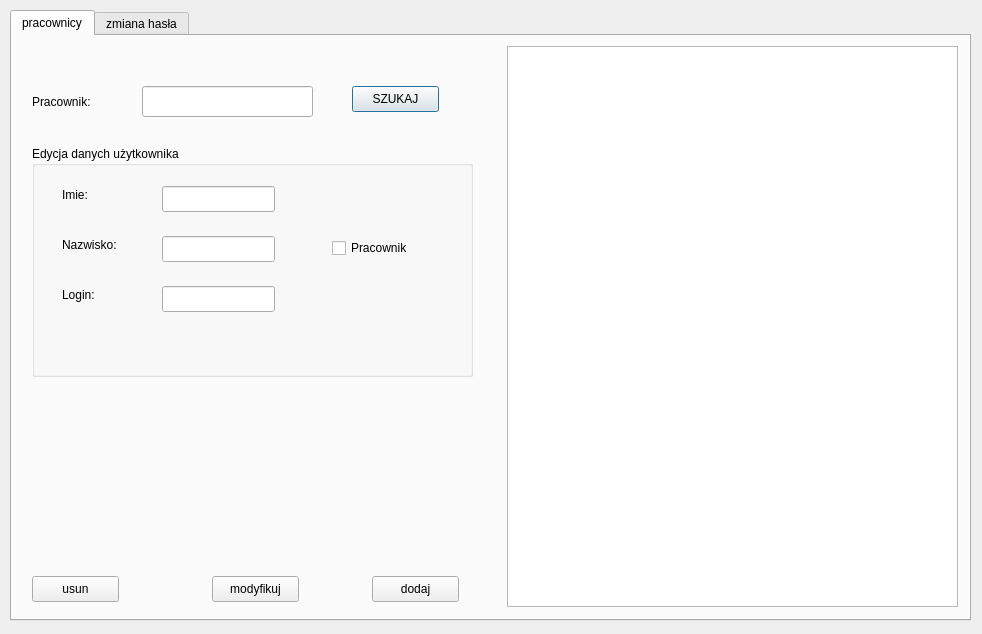
eKrzaczkowska/BazyDanych, file program.ui: the form before one commit.
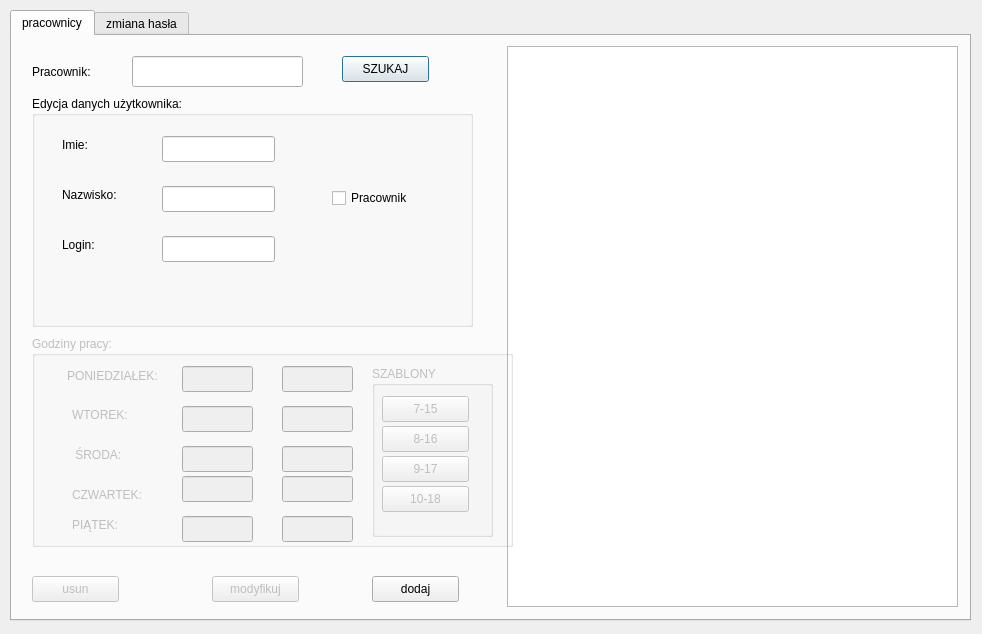
The form after the commit. Icons and pictures are not drawn.

Commit message: adding buttons delate/modifi/add user and starting process to add timetables if workers

```diff
--- a/program.ui
+++ b/program.ui
@@ -49,7 +49,7 @@
      <property name="geometry">
       <rect>
        <x>20</x>
-       <y>40</y>
+       <y>10</y>
        <width>91</width>
        <height>51</height>
       </rect>
@@ -61,8 +61,8 @@
     <widget class="QLineEdit" name="txtPSzukaj">
      <property name="geometry">
       <rect>
-       <x>130</x>
-       <y>50</y>
+       <x>120</x>
+       <y>20</y>
        <width>171</width>
        <height>31</height>
       </rect>
@@ -71,8 +71,8 @@
     <widget class="QPushButton" name="btnPSzukaj">
      <property name="geometry">
       <rect>
-       <x>340</x>
-       <y>50</y>
+       <x>330</x>
+       <y>20</y>
        <width>87</width>
        <height>26</height>
       </rect>
@@ -85,13 +85,13 @@
      <property name="geometry">
       <rect>
        <x>20</x>
-       <y>110</y>
+       <y>60</y>
        <width>441</width>
        <height>231</height>
       </rect>
      </property>
      <property name="title">
-      <string>Edycja danych użytkownika</string>
+      <string>Edycja danych użytkownika:</string>
      </property>
      <widget class="QLabel" name="label_5">
       <property name="geometry">
@@ -177,6 +177,9 @@
      </widget>
     </widget>
     <widget class="QPushButton" name="btnPusun">
+     <property name="enabled">
+      <bool>false</bool>
+     </property>
      <property name="geometry">
       <rect>
        <x>20</x>
@@ -190,6 +193,9 @@
      </property>
     </widget>
     <widget class="QPushButton" name="btnPmodyfikuj">
+     <property name="enabled">
+      <bool>false</bool>
+     </property>
      <property name="geometry">
       <rect>
        <x>200</x>
@@ -215,6 +221,252 @@
       <string>dodaj</string>
      </property>
     </widget>
+    <widget class="QGroupBox" name="boxGodiznyPracy">
+     <property name="enabled">
+      <bool>false</bool>
+     </property>
+     <property name="geometry">
+      <rect>
+       <x>20</x>
+       <y>300</y>
+       <width>481</width>
+       <height>211</height>
+      </rect>
+     </property>
+     <property name="title">
+      <string>Godziny pracy:</string>
+     </property>
+     <widget class="QLabel" name="label_8">
+      <property name="geometry">
+       <rect>
+        <x>35</x>
+        <y>30</y>
+        <width>111</width>
+        <height>20</height>
+       </rect>
+      </property>
+      <property name="text">
+       <string>PONIEDZIAŁEK:</string>
+      </property>
+     </widget>
+     <widget class="QLineEdit" name="ponOd">
+      <property name="geometry">
+       <rect>
+        <x>150</x>
+        <y>30</y>
+        <width>71</width>
+        <height>26</height>
+       </rect>
+      </property>
+     </widget>
+     <widget class="QLineEdit" name="ponDo">
+      <property name="geometry">
+       <rect>
+        <x>250</x>
+        <y>30</y>
+        <width>71</width>
+        <height>26</height>
+       </rect>
+      </property>
+     </widget>
+     <widget class="QLabel" name="label_9">
+      <property name="geometry">
+       <rect>
+        <x>40</x>
+        <y>70</y>
+        <width>66</width>
+        <height>18</height>
+       </rect>
+      </property>
+      <property name="text">
+       <string>WTOREK:</string>
+      </property>
+     </widget>
+     <widget class="QLineEdit" name="wtDo">
+      <property name="geometry">
+       <rect>
+        <x>250</x>
+        <y>70</y>
+        <width>71</width>
+        <height>26</height>
+       </rect>
+      </property>
+     </widget>
+     <widget class="QLineEdit" name="wtOd">
+      <property name="geometry">
+       <rect>
+        <x>150</x>
+        <y>70</y>
+        <width>71</width>
+        <height>26</height>
+       </rect>
+      </property>
+     </widget>
+     <widget class="QLabel" name="label_10">
+      <property name="geometry">
+       <rect>
+        <x>40</x>
+        <y>110</y>
+        <width>66</width>
+        <height>18</height>
+       </rect>
+      </property>
+      <property name="text">
+       <string> ŚRODA:</string>
+      </property>
+     </widget>
+     <widget class="QLineEdit" name="srDo">
+      <property name="geometry">
+       <rect>
+        <x>250</x>
+        <y>110</y>
+        <width>71</width>
+        <height>26</height>
+       </rect>
+      </property>
+     </widget>
+     <widget class="QLineEdit" name="srOd">
+      <property name="geometry">
+       <rect>
+        <x>150</x>
+        <y>110</y>
+        <width>71</width>
+        <height>26</height>
+       </rect>
+      </property>
+     </widget>
+     <widget class="QLabel" name="label_11">
+      <property name="geometry">
+       <rect>
+        <x>40</x>
+        <y>150</y>
+        <width>101</width>
+        <height>18</height>
+       </rect>
+      </property>
+      <property name="text">
+       <string>CZWARTEK:</string>
+      </property>
+     </widget>
+     <widget class="QLineEdit" name="czwDo">
+      <property name="geometry">
+       <rect>
+        <x>250</x>
+        <y>140</y>
+        <width>71</width>
+        <height>26</height>
+       </rect>
+      </property>
+     </widget>
+     <widget class="QLineEdit" name="czwOd">
+      <property name="geometry">
+       <rect>
+        <x>150</x>
+        <y>140</y>
+        <width>71</width>
+        <height>26</height>
+       </rect>
+      </property>
+     </widget>
+     <widget class="QLabel" name="label_12">
+      <property name="geometry">
+       <rect>
+        <x>40</x>
+        <y>180</y>
+        <width>66</width>
+        <height>18</height>
+       </rect>
+      </property>
+      <property name="text">
+       <string>PIĄTEK:</string>
+      </property>
+     </widget>
+     <widget class="QLineEdit" name="ptDo">
+      <property name="geometry">
+       <rect>
+        <x>250</x>
+        <y>180</y>
+        <width>71</width>
+        <height>26</height>
+       </rect>
+      </property>
+     </widget>
+     <widget class="QLineEdit" name="ptOd">
+      <property name="geometry">
+       <rect>
+        <x>150</x>
+        <y>180</y>
+        <width>71</width>
+        <height>26</height>
+       </rect>
+      </property>
+     </widget>
+     <widget class="QGroupBox" name="boxGPSzablony">
+      <property name="geometry">
+       <rect>
+        <x>340</x>
+        <y>30</y>
+        <width>121</width>
+        <height>171</height>
+       </rect>
+      </property>
+      <property name="title">
+       <string>SZABLONY</string>
+      </property>
+      <widget class="QPushButton" name="btn7_15">
+       <property name="geometry">
+        <rect>
+         <x>10</x>
+         <y>30</y>
+         <width>87</width>
+         <height>26</height>
+        </rect>
+       </property>
+       <property name="text">
+        <string>7-15</string>
+       </property>
+      </widget>
+      <widget class="QPushButton" name="btn8_16">
+       <property name="geometry">
+        <rect>
+         <x>10</x>
+         <y>60</y>
+         <width>87</width>
+         <height>26</height>
+        </rect>
+       </property>
+       <property name="text">
+        <string>8-16</string>
+       </property>
+      </widget>
+      <widget class="QPushButton" name="btn9_17">
+       <property name="geometry">
+        <rect>
+         <x>10</x>
+         <y>90</y>
+         <width>87</width>
+         <height>26</height>
+        </rect>
+       </property>
+       <property name="text">
+        <string>9-17</string>
+       </property>
+      </widget>
+      <widget class="QPushButton" name="btn10_18">
+       <property name="geometry">
+        <rect>
+         <x>10</x>
+         <y>120</y>
+         <width>87</width>
+         <height>26</height>
+        </rect>
+       </property>
+       <property name="text">
+        <string>10-18</string>
+       </property>
+      </widget>
+     </widget>
+    </widget>
    </widget>
    <widget class="QWidget" name="tabHaslo">
     <attribute name="icon">
```
The commit also changes 3 other files.
